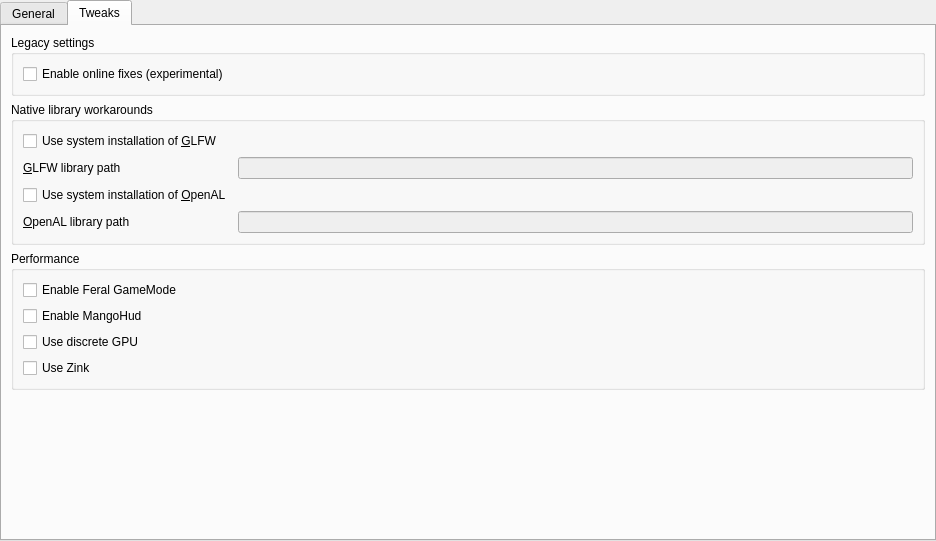
First picture: the form in launcher/ui/pages/global/MinecraftPage.ui, repository PrismLauncher/PrismLauncher, before the edit.
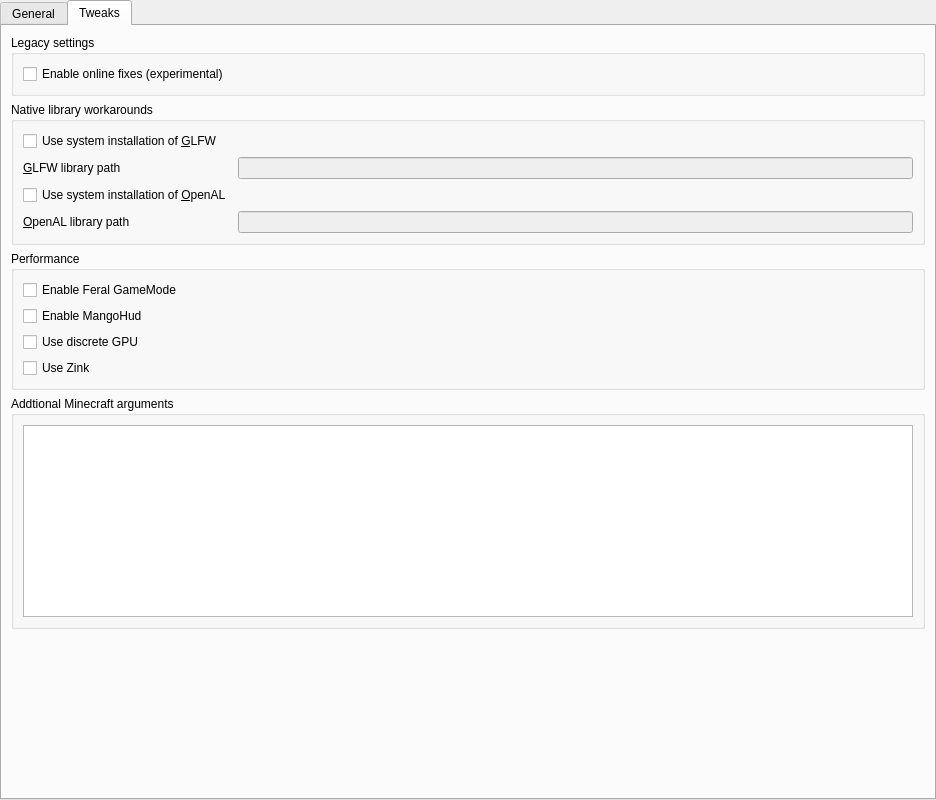
Second picture: the form after the edit. The open tabs and pages were chosen to show the change.

Commit message: add additional minecraft arguments setting

```diff
--- a/launcher/ui/pages/global/MinecraftPage.ui
+++ b/launcher/ui/pages/global/MinecraftPage.ui
@@ -7,7 +7,7 @@
     <x>0</x>
     <y>0</y>
     <width>936</width>
-    <height>541</height>
+    <height>800</height>
    </rect>
   </property>
   <property name="sizePolicy">
@@ -322,6 +322,18 @@
          </layout>
         </widget>
        </item>
+       <item>
+        <widget class="QGroupBox" name="mcArgsGroupBox">
+         <property name="title">
+          <string>Addtional Minecraft arguments</string>
+         </property>
+         <layout class="QVBoxLayout" name="verticalLayout_7">
+          <item>
+           <widget class="QPlainTextEdit" name="additionalMcArgs"/>
+          </item>
+         </layout>
+        </widget>
+       </item>
        <item>
         <spacer name="verticalSpacer">
          <property name="orientation">
```
The commit also changes 6 other files.
